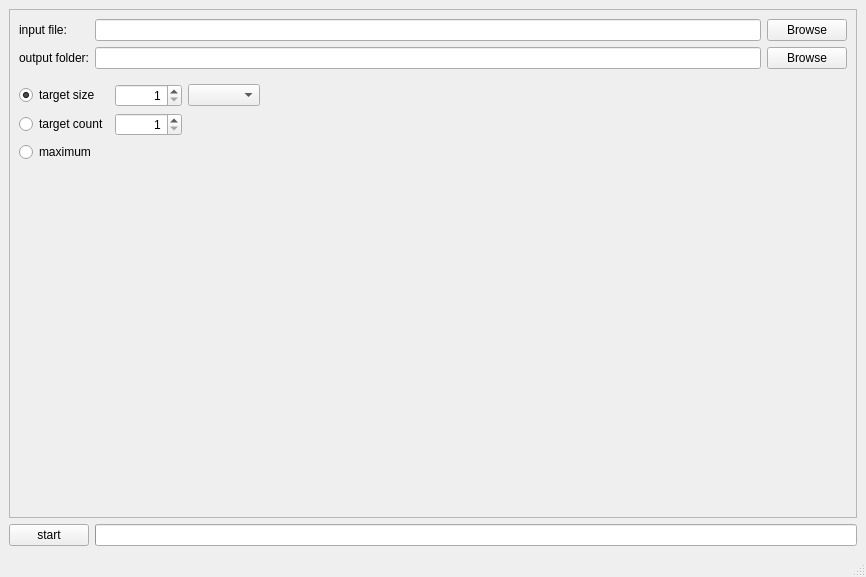
Qt form mainwindow.ui (rkc137/spamfile-gui) before a commit.
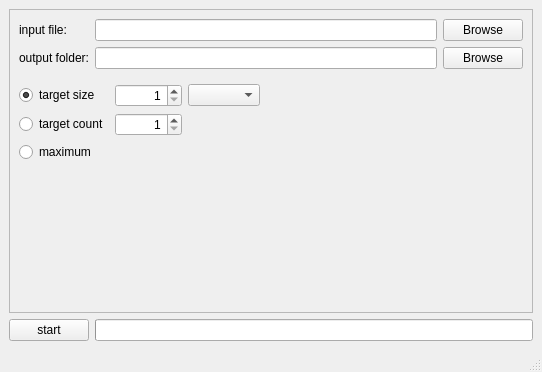
The same form after that commit.

Commit message: move validaiting in separate func

Diff of the .ui file:
```diff
--- a/mainwindow.ui
+++ b/mainwindow.ui
@@ -6,8 +6,8 @@
    <rect>
     <x>0</x>
     <y>0</y>
-    <width>866</width>
-    <height>577</height>
+    <width>542</width>
+    <height>372</height>
    </rect>
   </property>
   <property name="windowTitle">
```
Left out of the diff: 2 changed lines with no effect on the pictures. The commit also changes 2 other files.
